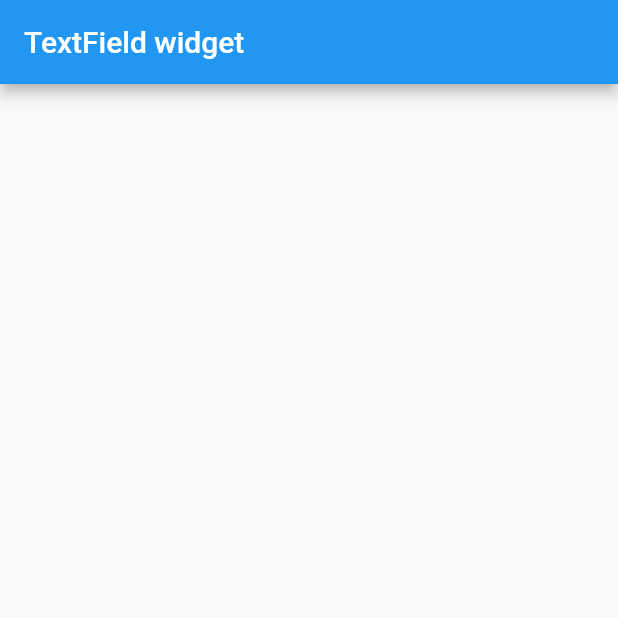
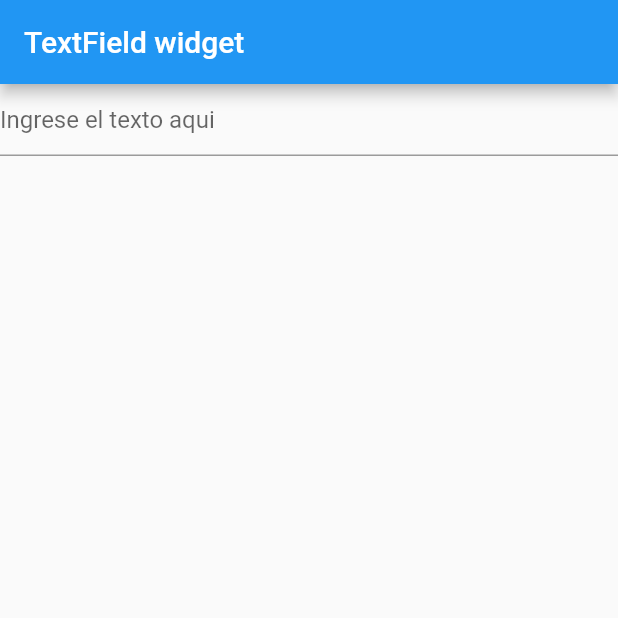
Before and after one commit to felixbvf/flutter_app3, a Flutter app: the screen it shows after launch, on a phone screen of 412 x 824 dp, the top half of it. Run offline on Flutter 3.47's test engine with Material 2 defaults, Android fonts, the phone set to English and light mode, and no system bars.

Commit message:
MyTextField Event onSubmitted

```diff
--- a/lib/textfield.dart
+++ b/lib/textfield.dart
@@ -7,6 +7,16 @@ class MyTextField extends StatefulWidget {
 }
 
 class _MyTextFieldState extends State<MyTextField> {
+  String inputText ="";
+  final TextEditingController controller = TextEditingController();
+
+  void onSubmitted(String value){  //permite renderizar el texto
+    setState(() {
+      inputText = inputText + "\n" + value;
+      controller.text ="";
+    });
+  }
+
   @override
   Widget build(BuildContext context) {
     return Scaffold(
@@ -15,7 +25,14 @@ class _MyTextFieldState extends State<MyTextField> {
        ),
        body: Container(
          child: Column(
+           crossAxisAlignment: CrossAxisAlignment.stretch,
            children: <Widget>[
+             TextField(
+               decoration: InputDecoration(hintText: "Ingrese el texto aqui"),
+               onSubmitted: onSubmitted,
+               controller: controller,
+             ),
+            Text(inputText)
 
            ],
          ),
```
